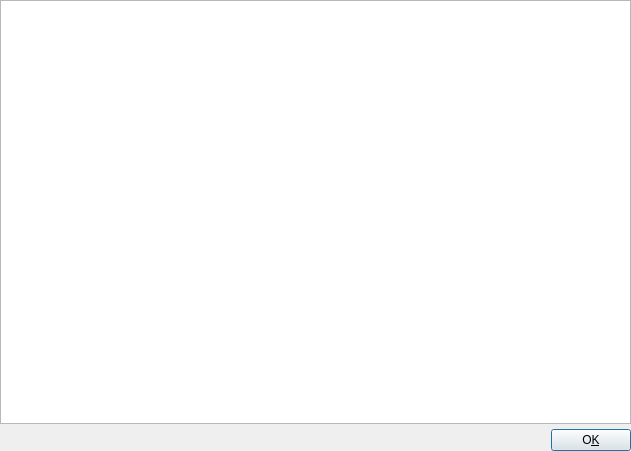
This is src/help.ui in tibirna/qgit as Qt 5 draws it before an edit. The edited form follows.
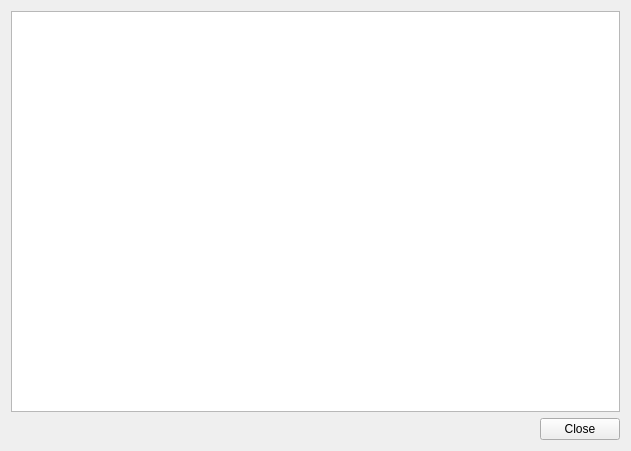
This is the edited form. Icons and pictures are not drawn.

Patch:
```diff
--- a/src/help.ui
+++ b/src/help.ui
@@ -15,89 +15,32 @@
   <property name="windowIcon" >
    <iconset resource="icons.qrc" >:/icons/resources/help.png</iconset>
   </property>
-  <layout class="QHBoxLayout" >
-   <property name="margin" >
-    <number>0</number>
-   </property>
-   <property name="spacing" >
-    <number>0</number>
-   </property>
+  <layout class="QVBoxLayout" name="verticalLayout">
    <item>
-    <layout class="QVBoxLayout" >
-     <property name="margin" >
-      <number>0</number>
+    <widget class="QSplitter" name="splitter">
+     <property name="orientation">
+      <enum>Qt::Vertical</enum>
      </property>
-     <property name="spacing" >
-      <number>5</number>
+     <widget class="QTextEdit" name="textEditHelp">
+      <property name="undoRedoEnabled">
+       <bool>false</bool>
+      </property>
+      <property name="readOnly">
+       <bool>true</bool>
+      </property>
+     </widget>
+    </widget>
+   </item>
+   <item>
+    <widget class="QDialogButtonBox" name="buttonBox">
+     <property name="standardButtons">
+      <set>QDialogButtonBox::Close</set>
      </property>
-     <item>
-      <widget class="QSplitter" name="splitter" >
-       <property name="orientation" >
-        <enum>Qt::Vertical</enum>
-       </property>
-       <widget class="QTextEdit" name="textEditHelp" >
-        <property name="undoRedoEnabled" >
-         <bool>false</bool>
-        </property>
-        <property name="readOnly" >
-         <bool>true</bool>
-        </property>
-       </widget>
-      </widget>
-     </item>
-     <item>
-      <layout class="QHBoxLayout" >
-       <property name="margin" >
-        <number>0</number>
-       </property>
-       <property name="spacing" >
-        <number>6</number>
-       </property>
-       <item>
-        <spacer>
-         <property name="orientation" >
-          <enum>Qt::Horizontal</enum>
-         </property>
-         <property name="sizeType" >
-          <enum>QSizePolicy::Expanding</enum>
-         </property>
-         <property name="sizeHint" >
-          <size>
-           <width>20</width>
-           <height>20</height>
-          </size>
-         </property>
-        </spacer>
-       </item>
-       <item>
-        <widget class="QPushButton" name="buttonOk" >
-         <property name="minimumSize" >
-          <size>
-           <width>80</width>
-           <height>0</height>
-          </size>
-         </property>
-         <property name="text" >
-          <string>O&amp;K</string>
-         </property>
-         <property name="shortcut" >
-          <string>Alt+K</string>
-         </property>
-         <property name="autoDefault" >
-          <bool>true</bool>
-         </property>
-         <property name="default" >
-          <bool>true</bool>
-         </property>
-        </widget>
-       </item>
-      </layout>
-     </item>
-    </layout>
+    </widget>
    </item>
   </layout>
  </widget>
- <layoutdefault spacing="6" margin="11" />
+ <layoutdefault spacing="6" margin="11"/>
  <resources>
   <include location="icons.qrc" />
  </resources>
```
Left out of the diff: 32 changed lines with no effect on the pictures.
